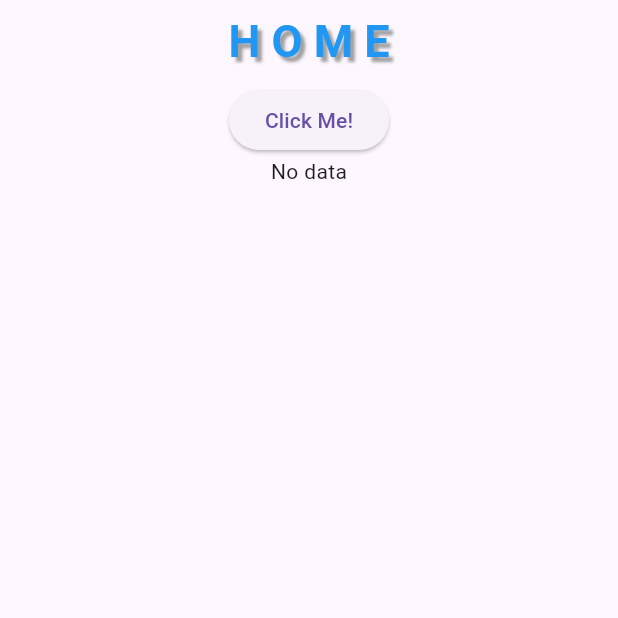
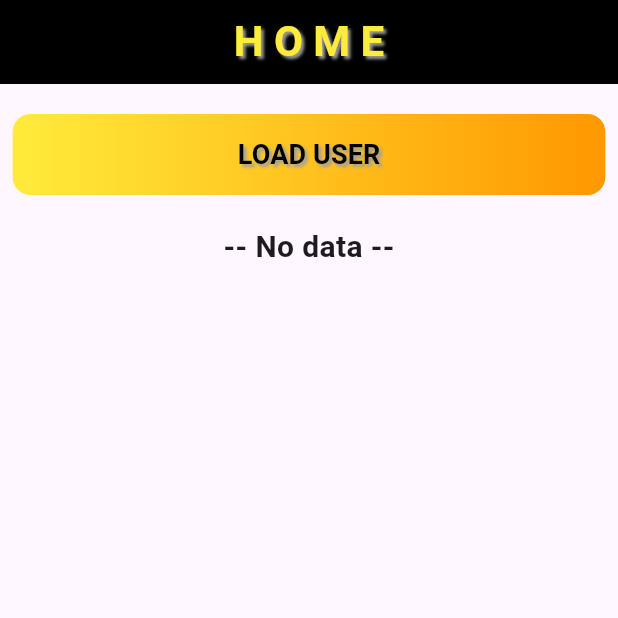
Before and after one commit to Peiiyong/STIWK2114_LabAssignment1, a Flutter app: the screen it shows after launch, on a phone screen of 412 x 824 dp, the top half of it. Run offline on Flutter 3.47's test engine with Material 3 defaults, Android fonts, the phone set to English and light mode, and no system bars.

Commit message:
data is display in UI successfully, but  the data of 'INFO' havent (not sure need or not), UI for home screen done

```diff
--- a/lib/view/homeScreen.dart
+++ b/lib/view/homeScreen.dart
@@ -13,24 +13,26 @@ class HomeScreen extends StatefulWidget {
 class _HomeScreenState extends State<HomeScreen> {
   final TextEditingController controller1 = TextEditingController();
   List<dynamic> randomuserData = [];
+  Map<String, dynamic> infoData = {};
 
   @override
   Widget build(BuildContext context) {
     return Scaffold(
       appBar: AppBar(
+        backgroundColor: Colors.black,
         title: const Text(
           'H O M E',
           style: TextStyle(
-            fontSize: 30,
+            fontSize: 28,
             fontWeight: FontWeight.bold,
-            color: Colors.blue,
+            color: Colors.yellow,
             shadows: [
-              Shadow(color: Colors.grey, offset: Offset(3, 3), blurRadius: 2),
+              Shadow(color: Colors.grey, offset: Offset(2, 2), blurRadius: 2),
             ],
           ),
         ),
         centerTitle: true,
-        shadowColor: Colors.grey.shade700,
+        shadowColor: Colors.white,
         elevation: 0,
       ),
 
@@ -38,31 +40,106 @@ class _HomeScreenState extends State<HomeScreen> {
         child: Column(
           mainAxisAlignment: MainAxisAlignment.center,
           children: [
-            ElevatedButton(onPressed: getInfo, child: Text('Click Me!')),
+            SizedBox(height: 20),
+            Container(
+              decoration: BoxDecoration(
+                gradient: LinearGradient(
+                  colors: [Colors.yellow, Colors.orange],
+                ),
+                borderRadius: BorderRadius.circular(12),
+              ),
+              child: ElevatedButton(
+                onPressed: getInfo,
+                style: ElevatedButton.styleFrom(
+                  backgroundColor: Colors.transparent,
+                  shadowColor: Colors.transparent,
+                  elevation: 0,
+                  padding: EdgeInsets.symmetric(vertical: 14, horizontal: 150),
+                  shape: RoundedRectangleBorder(
+                    borderRadius: BorderRadius.circular(12),
+                  ),
+                ),
+                child: Text(
+                  'LOAD USER',
+                  style: TextStyle(
+                    color: Colors.black,
+                    fontSize: 18,
+                    fontWeight: FontWeight.bold,
+                    shadows: [
+                      Shadow(
+                        color: Colors.grey,
+                        offset: Offset(2, 2),
+                        blurRadius: 2,
+                      ),
+                    ],
+                  ),
+                ),
+              ),
+            ),
 
+            const SizedBox(height: 20),
             Expanded(
               child:
                   randomuserData.isEmpty
-                      ? Text('No data')
+                      ? Text('-- No data --', style: TextStyle(fontSize: 20, fontWeight: FontWeight.bold),)
                       : ListView.builder(
                         itemCount: randomuserData.length,
                         itemBuilder: (context, index) {
-                          String nameTitle =
-                              randomuserData[index]['name']['title'];
-                          String nameFirst =
-                              randomuserData[index]['name']['first'];
-                          String nameLast =
-                              randomuserData[index]['name']['last'];
-                          String gender = randomuserData[index]['gender'];
+                          var user = randomuserData[index];
+                          var name = user['name'];
+                          var location = user['location'];
+                          var coordinates = location['coordinates'];
+                          var timezone = location['timezone'];
+                          var login = user['login'];
+                          var dob = user['dob'];
+                          var registered = user['registered'];
 
                           return Card(
                             child: ListTile(
-                              title: Text(nameTitle + nameFirst + nameLast),
-                              subtitle: Text(gender),
                               leading: CircleAvatar(
                                 backgroundImage: NetworkImage(
                                   randomuserData[index]['picture']['large'],
                                 ),
+                              ),
+                              title: Text(
+                                "${name['title']} ${name['first']} ${name['last']}",
+                                style: TextStyle(
+                                  fontWeight: FontWeight.bold,
+                                  fontSize: 16,
+                                ),
+                              ),
+                              subtitle: Column(
+                                crossAxisAlignment: CrossAxisAlignment.start,
+                                mainAxisAlignment:
+                                    MainAxisAlignment.spaceEvenly,
+                                children: [
+                                  Text("Gender: ${user['gender']}"),
+                                  Text(
+                                    "Address: ${location['street']['number']}, ${location['street']['name']}, "
+                                    "${location['city']}, ${location['state']}, ${location['country']} - ${location['postcode']}",
+                                  ),
+                                  Text(
+                                    "Timezone: ${timezone['description']} (${timezone['offset']})",
+                                  ),
+                                  Text(
+                                    "Coordinates: Lat ${coordinates['latitude']}, Lng ${coordinates['longitude']}",
+                                  ),
+                                  Text("Email: ${user['email']}"),
+                                  Text("Login Username: ${login['username']}"),
+                                  Text("Login Password: ${login['password']}"),
+                                  Text("Login UUID: ${login['uuid']}"),
+                                  Text("Date of Birth: ${dob['date']}"),
+                                  Text("Age: ${dob['age']}"),
+                                  Text(
+                                    "Registered Date: ${registered['date']}",
+                                  ),
+                                  Text("Registered Age: ${registered['age']}"),
+                                  Text("Phone: ${user['phone']}"),
+                                  Text("Cell: ${user['cell']}"),
+                                  Text("ID Name: ${user['id']['name']}"),
+                                  Text("ID Value: ${user['id']['value']}"),
+                                  Text('NAT: ${user['nat']}'),
+                                ],
                               ),
                             ),
                           );
@@ -75,16 +152,25 @@ class _HomeScreenState extends State<HomeScreen> {
     );
   }
 
+  // CALL API FUNCTION
   Future<void> getInfo() async {
     // call api
     var randomuser = await http.get(Uri.parse('https://randomuser.me/api/'));
 
     if (randomuser.statusCode == 200) {
       final Map<String, dynamic> data = jsonDecode(randomuser.body);
-         log(data['results'][0]['gender']);
-      log(data['results'][0]['name']['title']);
-      log(data['results'][0]['name']['first']);
-      log(data['results'][0]['name']['last']);
+
+      final name = data['results'][0]['name'];
+      log("Name: ${name['title']} ${name['first']} ${name['last']}");
+
+      final location = data['results'][0]['location'];
+      log(
+        "Address: ${location['street']['number']} ${location['street']['name']}, "
+        "${location['city']}, ${location['state']}, ${location['country']} - ${location['postcode']}\n"
+        "Timezone: ${location['timezone']['description']} (Offset: ${location['timezone']['offset']})\n"
+        "Coordinates: Latitude ${location['coordinates']['latitude']}, "
+        "Longitude ${location['coordinates']['longitude']}",
+      );
 
       setState(() {
         randomuserData = data['results'];
--- a/lib/view/splashScreen.dart
+++ b/lib/view/splashScreen.dart
@@ -56,8 +56,8 @@ class _SplashScreenState extends State<SplashScreen> {
 
             SizedBox(height: 20,),
             CircularProgressIndicator(
-              backgroundColor: Colors.white,
-              valueColor: AlwaysStoppedAnimation<Color>(Colors.blue),
+              backgroundColor: Colors.orange,
+              valueColor: AlwaysStoppedAnimation<Color>(Colors.yellow),
             ),
           ],
         ),
```
